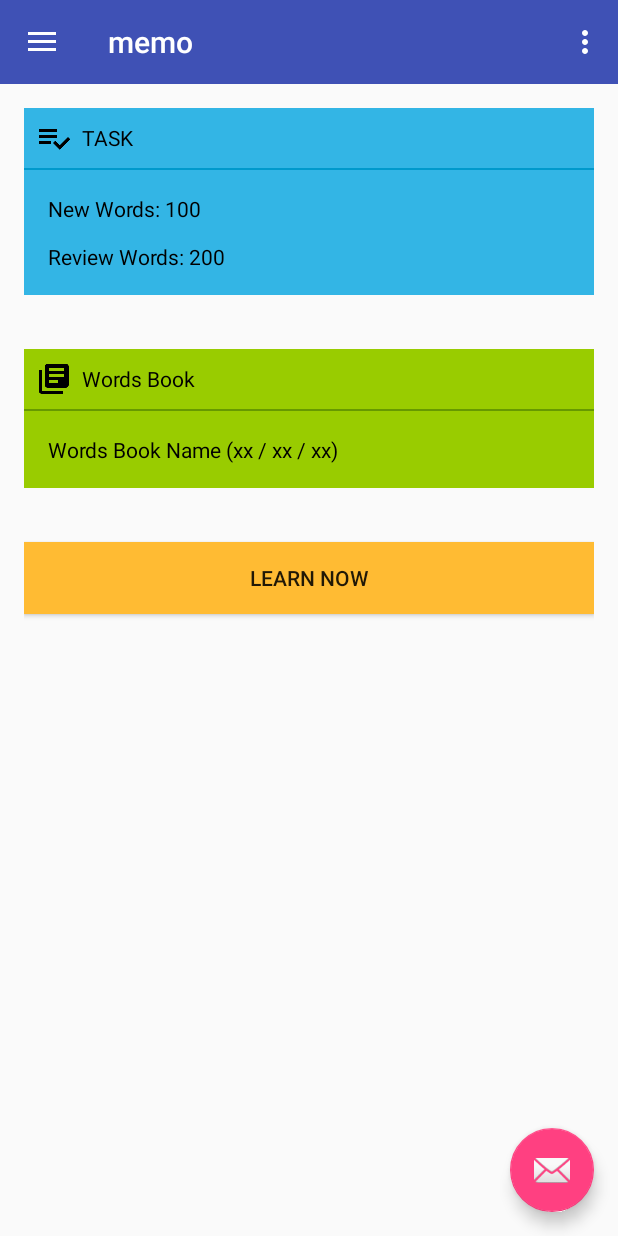
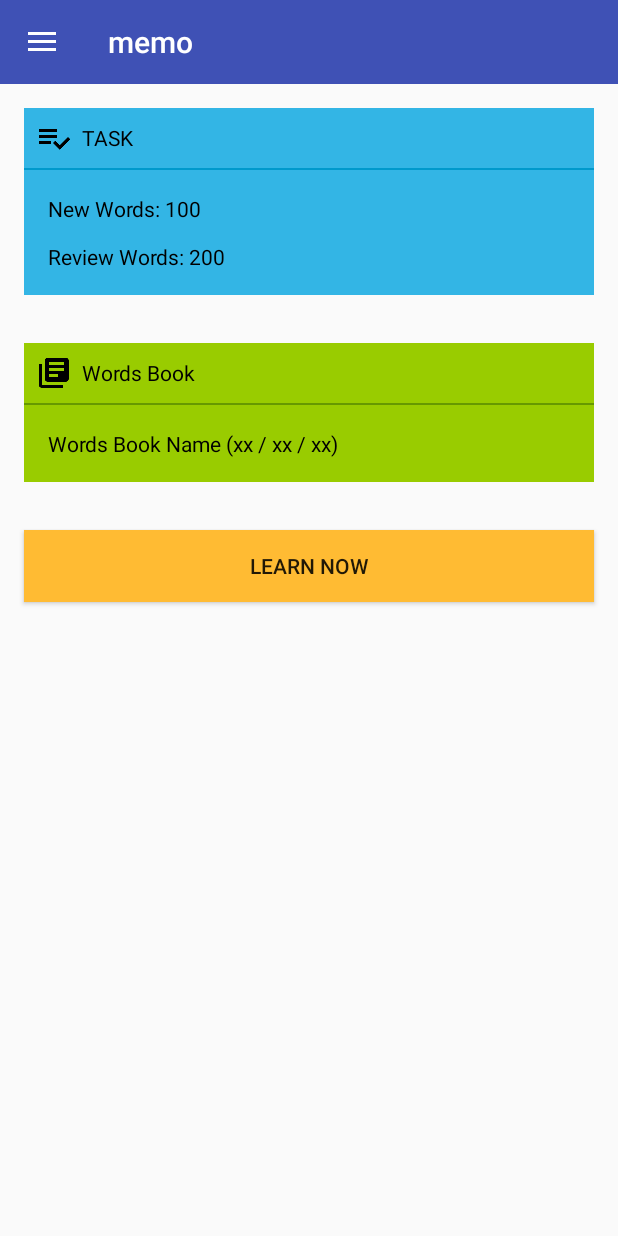
Before and after one commit to Mokyyds/memo, an Android app: the screen it shows after launch (MainActivity), in the side drawer, after a tap on "Grade Me", on a phone screen of 412 x 824 dp. Run offline under Robolectric (Android 15) with nearby library versions, the phone set to English and light mode, and no system bars.

Commit message:
更换ic_launcher，删除fab button和menu option

```diff
--- a/app/src/main/java/com/sealiu/memo/MainActivity.java
+++ b/app/src/main/java/com/sealiu/memo/MainActivity.java
@@ -2,16 +2,15 @@ package com.sealiu.memo;
 
 import android.os.Bundle;
 import android.support.design.widget.FloatingActionButton;
+import android.support.design.widget.NavigationView;
 import android.support.design.widget.Snackbar;
-import android.view.View;
-import android.support.design.widget.NavigationView;
 import android.support.v4.view.GravityCompat;
 import android.support.v4.widget.DrawerLayout;
 import android.support.v7.app.ActionBarDrawerToggle;
 import android.support.v7.app.AppCompatActivity;
 import android.support.v7.widget.Toolbar;
-import android.view.Menu;
 import android.view.MenuItem;
+import android.view.View;
 
 public class MainActivity extends AppCompatActivity
         implements NavigationView.OnNavigationItemSelectedListener {
@@ -23,18 +22,18 @@ public class MainActivity extends AppCompatActivity
         Toolbar toolbar = (Toolbar) findViewById(R.id.toolbar);
         setSupportActionBar(toolbar);
 
-        FloatingActionButton fab = (FloatingActionButton) findViewById(R.id.fab);
-        fab.setOnClickListener(new View.OnClickListener() {
-            @Override
-            public void onClick(View view) {
-                Snackbar.make(view, "Replace with your own action", Snackbar.LENGTH_LONG)
-                        .setAction("Action", null).show();
-            }
-        });
+//        FloatingActionButton fab = (FloatingActionButton) findViewById(R.id.fab);
+//        fab.setOnClickListener(new View.OnClickListener() {
+//            @Override
+//            public void onClick(View view) {
+//                Snackbar.make(view, "Replace with your own action", Snackbar.LENGTH_LONG)
+//                        .setAction("Action", null).show();
+//            }
+//        });
 
         DrawerLayout drawer = (DrawerLayout) findViewById(R.id.drawer_layout);
         ActionBarDrawerToggle toggle = new ActionBarDrawerToggle(
-            this, drawer, toolbar, R.string.navigation_drawer_open, R.string.navigation_drawer_close);
+                this, drawer, toolbar, R.string.navigation_drawer_open, R.string.navigation_drawer_close);
         drawer.setDrawerListener(toggle);
         toggle.syncState();
 
@@ -52,27 +51,6 @@ public class MainActivity extends AppCompatActivity
         }
     }
 
-    @Override
-    public boolean onCreateOptionsMenu(Menu menu) {
-        // Inflate the menu; this adds items to the action bar if it is present.
-        getMenuInflater().inflate(R.menu.main, menu);
-        return true;
-    }
-
-    @Override
-    public boolean onOptionsItemSelected(MenuItem item) {
-        // Handle action bar item clicks here. The action bar will
-        // automatically handle clicks on the Home/Up button, so long
-        // as you specify a parent activity in AndroidManifest.xml.
-        int id = item.getItemId();
-
-        //noinspection SimplifiableIfStatement
-        if (id == R.id.action_settings) {
-            return true;
-        }
-
-        return super.onOptionsItemSelected(item);
-    }
 
     @SuppressWarnings("StatementWithEmptyBody")
     @Override
@@ -80,17 +58,17 @@ public class MainActivity extends AppCompatActivity
         // Handle navigation view item clicks here.
         int id = item.getItemId();
 
-        if (id == R.id.nav_camera) {
+        if (id == R.id.nav_home) {
             // Handle the camera action
-        } else if (id == R.id.nav_gallery) {
+        } else if (id == R.id.nav_words_book) {
 
-        } else if (id == R.id.nav_slideshow) {
+        } else if (id == R.id.nav_trend) {
 
-        } else if (id == R.id.nav_manage) {
+        } else if (id == R.id.nav_settings) {
 
-        } else if (id == R.id.nav_share) {
+        } else if (id == R.id.nav_grade) {
 
-        } else if (id == R.id.nav_send) {
+        } else if (id == R.id.nav_feedback) {
 
         }
 
--- a/app/src/main/res/drawable/side_nav_bar.xml
+++ b/app/src/main/res/drawable/side_nav_bar.xml
@@ -1,9 +1,9 @@
 <shape xmlns:android="http://schemas.android.com/apk/res/android"
     android:shape="rectangle" >
     <gradient
-        android:startColor="#81C784"
-        android:centerColor="#4CAF50"
-        android:endColor="#2E7D32"
+        android:startColor="#60b7fd"
+        android:centerColor="#229cfd"
+        android:endColor="#008cfb"
         android:type="linear"
         android:angle="135"/>
 </shape>
--- a/app/src/main/res/layout/app_bar_main.xml
+++ b/app/src/main/res/layout/app_bar_main.xml
@@ -25,12 +25,12 @@
 
     <include layout="@layout/content_main"/>
 
-    <android.support.design.widget.FloatingActionButton
-        android:id="@+id/fab"
-        android:layout_width="wrap_content"
-        android:layout_height="wrap_content"
-        android:layout_gravity="bottom|end"
-        android:layout_margin="@dimen/fab_margin"
-        android:src="@android:drawable/ic_dialog_email" />
+    <!--<android.support.design.widget.FloatingActionButton-->
+        <!--android:id="@+id/fab"-->
+        <!--android:layout_width="wrap_content"-->
+        <!--android:layout_height="wrap_content"-->
+        <!--android:layout_gravity="bottom|end"-->
+        <!--android:layout_margin="@dimen/fab_margin"-->
+        <!--android:src="@mipmap/ic_email_white_24dp" />-->
 
 </android.support.design.widget.CoordinatorLayout>
--- a/app/src/main/res/layout/content_main.xml
+++ b/app/src/main/res/layout/content_main.xml
@@ -5,10 +5,6 @@
     xmlns:app="http://schemas.android.com/apk/res-auto"
     android:layout_width="match_parent"
     android:layout_height="match_parent"
-    android:paddingLeft="@dimen/activity_horizontal_margin"
-    android:paddingRight="@dimen/activity_horizontal_margin"
-    android:paddingTop="@dimen/activity_vertical_margin"
-    android:paddingBottom="@dimen/activity_vertical_margin"
     app:layout_behavior="@string/appbar_scrolling_view_behavior"
     tools:showIn="@layout/app_bar_main"
     android:orientation="vertical"
@@ -18,6 +14,7 @@
         android:layout_width="match_parent"
         android:layout_height="wrap_content"
         android:orientation="vertical"
+        android:layout_margin="16dp"
         android:background="@android:color/holo_blue_light">
         <TextView
             android:layout_width="match_parent"
@@ -47,6 +44,7 @@
         android:layout_height="wrap_content"
         android:layout_marginTop="36dp"
         android:orientation="vertical"
+        android:layout_margin="16dp"
         android:background="@android:color/holo_green_light">
         <TextView
             android:layout_width="match_parent"
@@ -73,7 +71,7 @@
     <Button
         android:layout_width="match_parent"
         android:layout_height="wrap_content"
-        android:layout_marginTop="36dp"
+        android:layout_margin="16dp"
         android:background="@android:color/holo_orange_light"
         android:text="Learn Now"/>
 </LinearLayout>
--- a/app/src/main/res/layout/nav_header_main.xml
+++ b/app/src/main/res/layout/nav_header_main.xml
@@ -15,7 +15,7 @@
         android:layout_width="wrap_content"
         android:layout_height="wrap_content"
         android:paddingTop="@dimen/nav_header_vertical_spacing"
-        android:src="@android:drawable/sym_def_app_icon"
+        android:src="@mipmap/ic_launcher"
         android:id="@+id/imageView" />
 
     <TextView
--- a/app/src/main/res/menu/activity_main_drawer.xml
+++ b/app/src/main/res/menu/activity_main_drawer.xml
@@ -5,6 +5,7 @@
         <item
             android:id="@+id/nav_home"
             android:icon="@mipmap/ic_home_black_24dp"
+            android:checked="true"
             android:title="Home" />
         <item
             android:id="@+id/nav_words_book"
--- a/app/src/main/res/menu/main.xml
+++ /dev/null
@@ -1,8 +0,0 @@
-<?xml version="1.0" encoding="utf-8"?>
-<menu xmlns:android="http://schemas.android.com/apk/res/android"
-    xmlns:app="http://schemas.android.com/apk/res-auto">
-    <item android:id="@+id/action_settings"
-        android:title="@string/action_settings"
-        android:orderInCategory="100"
-        app:showAsAction="never" />
-</menu>
```
Also changed, not shown: app/src/main/res/mipmap-hdpi/ic_launcher.png, app/src/main/res/mipmap-mdpi/ic_launcher.png, app/src/main/res/mipmap-xhdpi/ic_launcher.png, app/src/main/res/mipmap-xxhdpi/ic_launcher.png, app/src/main/res/mipmap-xxxhdpi/ic_launcher.png.
